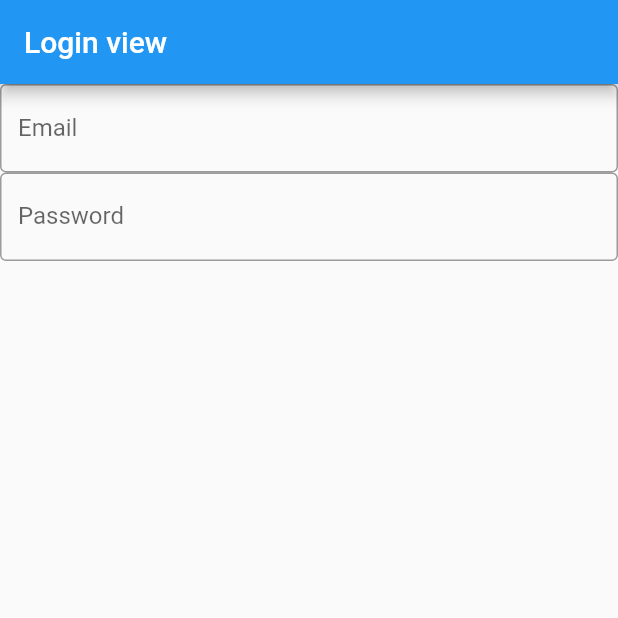
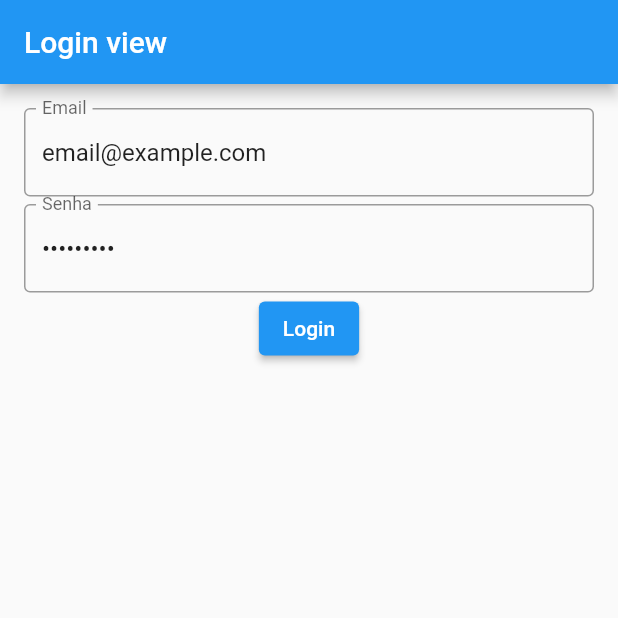
Before and after one commit to boberto-projects/mobile-boberto-manager, a Flutter app: the screen it shows after launch, on a phone screen of 412 x 824 dp, the top half of it. Run offline on Flutter 3.47's test engine with Material 2 defaults, Android fonts, the phone set to English and light mode, and no system bars; our stand-ins replace dio, get.

Commit message:
adicionando sistema de login de testes

```diff
--- /dev/null
+++ b/lib/modules/dio/api_client.dart
@@ -0,0 +1,18 @@
+import 'package:dio/dio.dart';
+
+class ApiClient {
+  late Dio dio;
+  ApiClient() {
+    dio = Dio();
+    dio.options.baseUrl = 'http://192.168.0.159:5555';
+    dio.options.connectTimeout = 5000;
+    dio.options.receiveTimeout = 3000;
+  }
+
+  Future<void> autenticar(String email, String senha) async {
+    Response response;
+    response =
+        await dio.post('/autenticar', data: {'email': email, 'senha': senha});
+    print(response.data.toString());
+  }
+}
--- a/lib/modules/login/login_controller.dart
+++ b/lib/modules/login/login_controller.dart
@@ -0,0 +1,37 @@
+import 'package:auth_otp_test/modules/dio/api_client.dart';
+import 'package:flutter/material.dart';
+import 'package:get/get.dart';
+
+class LoginController extends GetxController {
+  final TextEditingController emailTextController = TextEditingController();
+  final TextEditingController senhaTextController = TextEditingController();
+  final Rx<bool> mostrarErro = Rx<bool>(false);
+  final Rx<String> mensagemErro = Rx<String>("");
+
+  //mock
+  LoginController() {
+    emailTextController.text = "email@example.com";
+    senhaTextController.text = "Teste@123";
+  }
+  void _removerMensagemDeErro() {
+    mostrarErro.value = false;
+    mensagemErro.value = "";
+  }
+
+  void _mostrarMensagemDeErro(String mensagem) {
+    mensagemErro.value = mensagem;
+    mostrarErro.value = true;
+  }
+
+  Future<void> autenticar() async {
+    _removerMensagemDeErro();
+    final email = emailTextController.text;
+    final senha = senhaTextController.text;
+    if (email.isEmpty || senha.isEmpty) {
+      _mostrarMensagemDeErro("Preencha todos os dados.");
+      return;
+    }
+    final apiClient = ApiClient();
+    await apiClient.autenticar(email, senha);
+  }
+}
--- a/lib/modules/login/login_view.dart
+++ b/lib/modules/login/login_view.dart
@@ -1,28 +1,47 @@
+import 'package:auth_otp_test/modules/login/login_controller.dart';
 import 'package:flutter/material.dart';
+import 'package:get/get.dart';
 
 class LoginView extends StatelessWidget {
-  const LoginView({super.key});
+  final loginController = Get.find<LoginController>();
+
+  LoginView({super.key});
 
   @override
   Widget build(BuildContext context) {
     return Scaffold(
         appBar: AppBar(
-          title: Text("Login view"),
+          title: const Text("Login view"),
         ),
-        body: Column(children: const [
+        body: Padding(
+          padding: const EdgeInsets.all(16.0),
+          child: Column(children: [
+            Obx(
+              () => Visibility(
+                  visible: loginController.mostrarErro.value,
+                  child: Text(loginController.mensagemErro.value)),
+            ),
             TextField(
-            decoration: InputDecoration(
+              controller: loginController.emailTextController,
+              decoration: const InputDecoration(
                 border: OutlineInputBorder(),
                 labelText: 'Email',
               ),
             ),
+            const SizedBox(height: 5.0),
             TextField(
+              controller: loginController.senhaTextController,
               obscureText: true,
-            decoration: InputDecoration(
+              decoration: const InputDecoration(
                 border: OutlineInputBorder(),
-              labelText: 'Password',
+                labelText: 'Senha',
               ),
+            ),
+            ElevatedButton(
+              onPressed: loginController.autenticar,
+              child: const Text('Login'),
             )
-        ]));
+          ]),
+        ));
   }
 }
--- a/lib/modules/otp/otp_view.dart
+++ b/lib/modules/otp/otp_view.dart
@@ -7,7 +7,7 @@ class OtpView extends StatelessWidget {
   Widget build(BuildContext context) {
     return Scaffold(
         appBar: AppBar(
-          title: Text("Otp view"),
+          title: const Text("Otp view"),
         ),
         body: Column(children: [
           const Text("Digite o código recebido por mensagem."),
--- a/pubspec.yaml
+++ b/pubspec.yaml
@@ -34,6 +34,7 @@ dependencies:
   # Use with the CupertinoIcons class for iOS style icons.
   cupertino_icons: ^1.0.2
   get: ^4.6.5
+  dio: ^4.0.6
 
 dev_dependencies:
   flutter_test:
```
Also changed, not shown: lib/main.dart (+10 -1 lines), lib/modules/login/bindings/login_binding.dart (added, +9 -0 lines), pubspec.lock, 20 other files. Lines whose indentation alone changed are shown as unchanged.
